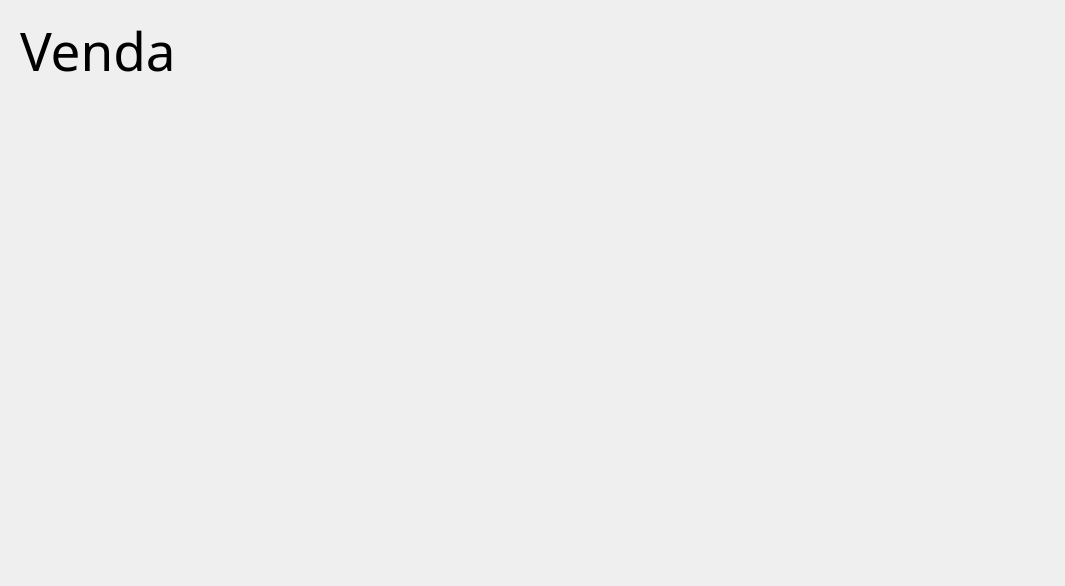
First picture: the form in src/view/CadastroVendaView.ui, repository juliaborgess18/farmacia-les, before the edit.
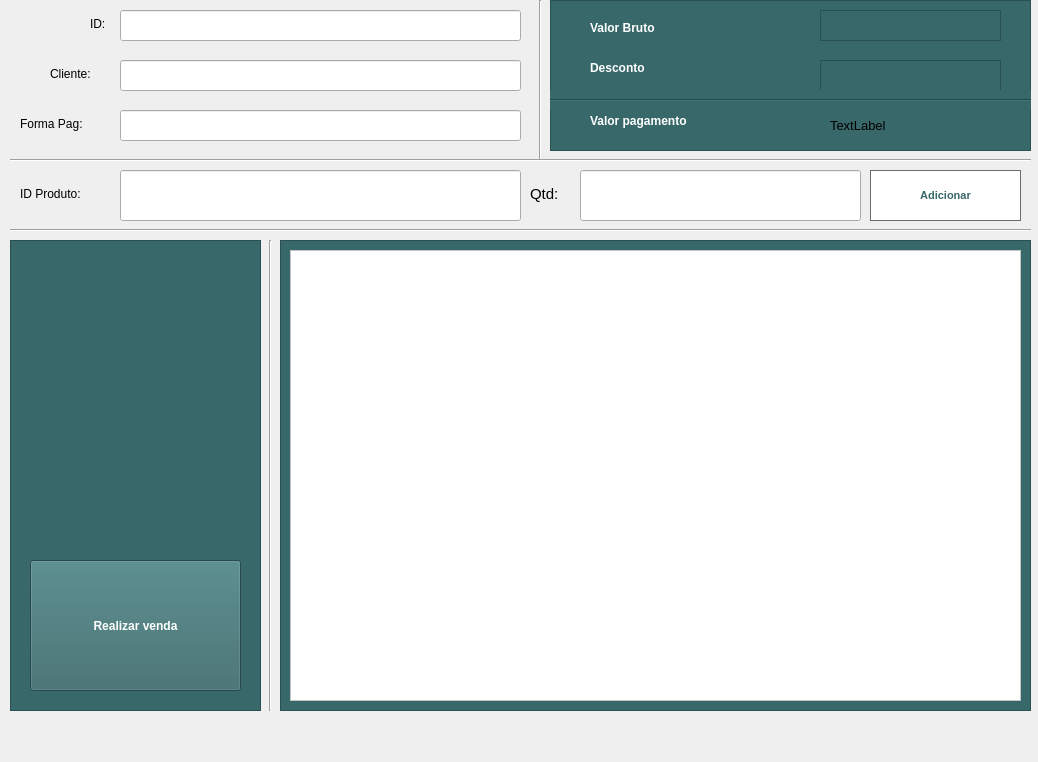
Second picture: the form after the edit.

The edit to the form file:
```diff
--- a/src/view/CadastroVendaView.ui
+++ b/src/view/CadastroVendaView.ui
@@ -6,36 +6,519 @@
    <rect>
     <x>0</x>
     <y>0</y>
-    <width>1065</width>
-    <height>586</height>
+    <width>1038</width>
+    <height>762</height>
    </rect>
   </property>
+  <property name="sizePolicy">
+   <sizepolicy hsizetype="Fixed" vsizetype="Preferred">
+    <horstretch>0</horstretch>
+    <verstretch>0</verstretch>
+   </sizepolicy>
+  </property>
   <property name="windowTitle">
    <string>Form</string>
   </property>
   <widget class="QLabel" name="label">
    <property name="geometry">
     <rect>
-     <x>20</x>
+     <x>50</x>
+     <y>60</y>
+     <width>61</width>
+     <height>28</height>
+    </rect>
+   </property>
+   <property name="styleSheet">
+    <string notr="true">font: 11pt &quot;Segoe UI&quot;;</string>
+   </property>
+   <property name="text">
+    <string>Cliente:</string>
+   </property>
+  </widget>
+  <widget class="QLineEdit" name="input_id_funcionario">
+   <property name="geometry">
+    <rect>
+     <x>120</x>
      <y>10</y>
-     <width>471</width>
-     <height>81</height>
+     <width>401</width>
+     <height>31</height>
     </rect>
    </property>
+  </widget>
+  <widget class="QLineEdit" name="input_id_forma_pagamento">
+   <property name="geometry">
+    <rect>
+     <x>120</x>
+     <y>110</y>
+     <width>401</width>
+     <height>31</height>
+    </rect>
+   </property>
+  </widget>
+  <widget class="Line" name="line_2">
+   <property name="geometry">
+    <rect>
+     <x>10</x>
+     <y>220</y>
+     <width>1021</width>
+     <height>20</height>
+    </rect>
+   </property>
+   <property name="orientation">
+    <enum>Qt::Horizontal</enum>
+   </property>
+  </widget>
+  <widget class="QLabel" name="label_3">
+   <property name="geometry">
+    <rect>
+     <x>90</x>
+     <y>10</y>
+     <width>21</width>
+     <height>28</height>
+    </rect>
+   </property>
+   <property name="styleSheet">
+    <string notr="true">font: 11pt &quot;Segoe UI&quot;;</string>
+   </property>
+   <property name="text">
+    <string>ID:</string>
+   </property>
+  </widget>
+  <widget class="QLineEdit" name="input_id_cliente">
+   <property name="geometry">
+    <rect>
+     <x>120</x>
+     <y>60</y>
+     <width>401</width>
+     <height>31</height>
+    </rect>
+   </property>
+  </widget>
+  <widget class="QLabel" name="label_10">
+   <property name="geometry">
+    <rect>
+     <x>20</x>
+     <y>110</y>
+     <width>91</width>
+     <height>28</height>
+    </rect>
+   </property>
+   <property name="styleSheet">
+    <string notr="true">font: 11pt &quot;Segoe UI&quot;;</string>
+   </property>
+   <property name="text">
+    <string>Forma Pag:</string>
+   </property>
+  </widget>
+  <widget class="QFrame" name="frame">
+   <property name="geometry">
+    <rect>
+     <x>550</x>
+     <y>0</y>
+     <width>481</width>
+     <height>151</height>
+    </rect>
+   </property>
+   <property name="styleSheet">
+    <string notr="true">background-color: rgb(56, 104, 106);</string>
+   </property>
+   <property name="frameShape">
+    <enum>QFrame::StyledPanel</enum>
+   </property>
+   <property name="frameShadow">
+    <enum>QFrame::Raised</enum>
+   </property>
+   <widget class="QFrame" name="frame_valor_bruto">
+    <property name="geometry">
+     <rect>
+      <x>270</x>
+      <y>10</y>
+      <width>181</width>
+      <height>31</height>
+     </rect>
+    </property>
+    <property name="frameShape">
+     <enum>QFrame::StyledPanel</enum>
+    </property>
+    <property name="frameShadow">
+     <enum>QFrame::Raised</enum>
+    </property>
+   </widget>
+   <widget class="QFrame" name="frame_valor_desconto">
+    <property name="geometry">
+     <rect>
+      <x>270</x>
+      <y>60</y>
+      <width>181</width>
+      <height>31</height>
+     </rect>
+    </property>
+    <property name="frameShape">
+     <enum>QFrame::StyledPanel</enum>
+    </property>
+    <property name="frameShadow">
+     <enum>QFrame::Raised</enum>
+    </property>
+   </widget>
+   <widget class="QLabel" name="label_2">
+    <property name="geometry">
+     <rect>
+      <x>40</x>
+      <y>20</y>
+      <width>111</width>
+      <height>16</height>
+     </rect>
+    </property>
+    <property name="font">
+     <font>
+      <pointsize>9</pointsize>
+      <weight>75</weight>
+      <bold>true</bold>
+     </font>
+    </property>
+    <property name="styleSheet">
+     <string notr="true">QLabel {color: rgb(255, 255, 255)}</string>
+    </property>
+    <property name="text">
+     <string>Valor Bruto</string>
+    </property>
+   </widget>
+   <widget class="QLabel" name="label_12">
+    <property name="geometry">
+     <rect>
+      <x>40</x>
+      <y>60</y>
+      <width>71</width>
+      <height>16</height>
+     </rect>
+    </property>
+    <property name="font">
+     <font>
+      <pointsize>9</pointsize>
+      <weight>75</weight>
+      <bold>true</bold>
+     </font>
+    </property>
+    <property name="styleSheet">
+     <string notr="true">QLabel {color: rgb(255, 255, 255)}</string>
+    </property>
+    <property name="text">
+     <string>Desconto</string>
+    </property>
+   </widget>
+   <widget class="QLabel" name="label_13">
+    <property name="geometry">
+     <rect>
+      <x>40</x>
+      <y>110</y>
+      <width>131</width>
+      <height>21</height>
+     </rect>
+    </property>
+    <property name="font">
+     <font>
+      <pointsize>9</pointsize>
+      <weight>75</weight>
+      <bold>true</bold>
+     </font>
+    </property>
+    <property name="styleSheet">
+     <string notr="true">QLabel {color: rgb(255, 255, 255)}</string>
+    </property>
+    <property name="text">
+     <string>Valor pagamento</string>
+    </property>
+   </widget>
+   <widget class="Line" name="line_3">
+    <property name="geometry">
+     <rect>
+      <x>0</x>
+      <y>90</y>
+      <width>481</width>
+      <height>20</height>
+     </rect>
+    </property>
+    <property name="styleSheet">
+     <string notr="true">QLabel {color: rgb(255, 255, 255)}</string>
+    </property>
+    <property name="orientation">
+     <enum>Qt::Horizontal</enum>
+    </property>
+   </widget>
+   <widget class="QLabel" name="label_valor_pagamento">
+    <property name="geometry">
+     <rect>
+      <x>280</x>
+      <y>115</y>
+      <width>161</width>
+      <height>21</height>
+     </rect>
+    </property>
+    <property name="font">
+     <font>
+      <pointsize>10</pointsize>
+     </font>
+    </property>
+    <property name="text">
+     <string>TextLabel</string>
+    </property>
+   </widget>
+  </widget>
+  <widget class="QFrame" name="frame_5">
+   <property name="geometry">
+    <rect>
+     <x>280</x>
+     <y>240</y>
+     <width>751</width>
+     <height>471</height>
+    </rect>
+   </property>
+   <property name="styleSheet">
+    <string notr="true">background-color: rgb(56, 104, 106);</string>
+   </property>
+   <property name="frameShape">
+    <enum>QFrame::StyledPanel</enum>
+   </property>
+   <property name="frameShadow">
+    <enum>QFrame::Raised</enum>
+   </property>
+   <widget class="QFrame" name="frame_9">
+    <property name="geometry">
+     <rect>
+      <x>10</x>
+      <y>10</y>
+      <width>731</width>
+      <height>451</height>
+     </rect>
+    </property>
+    <property name="styleSheet">
+     <string notr="true">background-color: rgb(255, 255, 255);</string>
+    </property>
+    <property name="frameShape">
+     <enum>QFrame::StyledPanel</enum>
+    </property>
+    <property name="frameShadow">
+     <enum>QFrame::Raised</enum>
+    </property>
+    <widget class="QListWidget" name="listWidget_produto">
+     <property name="geometry">
+      <rect>
+       <x>0</x>
+       <y>0</y>
+       <width>731</width>
+       <height>451</height>
+      </rect>
+     </property>
+     <property name="font">
+      <font>
+       <pointsize>10</pointsize>
+      </font>
+     </property>
+     <property name="autoFillBackground">
+      <bool>false</bool>
+     </property>
+     <property name="frameShadow">
+      <enum>QFrame::Plain</enum>
+     </property>
+     <property name="showDropIndicator" stdset="0">
+      <bool>true</bool>
+     </property>
+    </widget>
+   </widget>
+  </widget>
+  <widget class="QFrame" name="frame_7">
+   <property name="geometry">
+    <rect>
+     <x>10</x>
+     <y>240</y>
+     <width>251</width>
+     <height>471</height>
+    </rect>
+   </property>
+   <property name="styleSheet">
+    <string notr="true">background-color: rgb(56, 104, 106);</string>
+   </property>
+   <property name="frameShape">
+    <enum>QFrame::StyledPanel</enum>
+   </property>
+   <property name="frameShadow">
+    <enum>QFrame::Raised</enum>
+   </property>
+   <widget class="QPushButton" name="pushButton_venda">
+    <property name="geometry">
+     <rect>
+      <x>20</x>
+      <y>320</y>
+      <width>211</width>
+      <height>131</height>
+     </rect>
+    </property>
+    <property name="font">
+     <font>
+      <pointsize>9</pointsize>
+      <weight>75</weight>
+      <bold>true</bold>
+      <kerning>true</kerning>
+     </font>
+    </property>
+    <property name="autoFillBackground">
+     <bool>false</bool>
+    </property>
+    <property name="styleSheet">
+     <string notr="true">color: rgb(255, 255, 255)</string>
+    </property>
+    <property name="text">
+     <string>Realizar venda</string>
+    </property>
+   </widget>
+  </widget>
+  <widget class="Line" name="line_4">
+   <property name="geometry">
+    <rect>
+     <x>260</x>
+     <y>240</y>
+     <width>20</width>
+     <height>471</height>
+    </rect>
+   </property>
    <property name="font">
     <font>
-     <family>Segoe UI Black</family>
-     <pointsize>40</pointsize>
-     <underline>false</underline>
-     <strikeout>false</strikeout>
-     <kerning>true</kerning>
+     <pointsize>20</pointsize>
+     <weight>75</weight>
+     <bold>true</bold>
     </font>
    </property>
+   <property name="orientation">
+    <enum>Qt::Vertical</enum>
+   </property>
+  </widget>
+  <widget class="Line" name="line_5">
+   <property name="geometry">
+    <rect>
+     <x>530</x>
+     <y>0</y>
+     <width>20</width>
+     <height>161</height>
+    </rect>
+   </property>
+   <property name="font">
+    <font>
+     <pointsize>20</pointsize>
+     <weight>75</weight>
+     <bold>true</bold>
+    </font>
+   </property>
+   <property name="orientation">
+    <enum>Qt::Vertical</enum>
+   </property>
+  </widget>
+  <widget class="Line" name="line_6">
+   <property name="geometry">
+    <rect>
+     <x>10</x>
+     <y>150</y>
+     <width>1021</width>
+     <height>20</height>
+    </rect>
+   </property>
+   <property name="orientation">
+    <enum>Qt::Horizontal</enum>
+   </property>
+  </widget>
+  <widget class="QLineEdit" name="input_id_produto">
+   <property name="geometry">
+    <rect>
+     <x>120</x>
+     <y>170</y>
+     <width>401</width>
+     <height>51</height>
+    </rect>
+   </property>
+   <property name="text">
+    <string notr="true"/>
+   </property>
+  </widget>
+  <widget class="QPushButton" name="pushButton_item_venda">
+   <property name="geometry">
+    <rect>
+     <x>870</x>
+     <y>170</y>
+     <width>151</width>
+     <height>51</height>
+    </rect>
+   </property>
+   <property name="font">
+    <font>
+     <pointsize>8</pointsize>
+     <weight>75</weight>
+     <bold>true</bold>
+    </font>
+   </property>
    <property name="styleSheet">
+    <string notr="true">background-color: rgb(255, 255, 255);
+color: rgb(56, 104, 106);
+border:1px solid rgb(107, 107, 107);
+</string>
+   </property>
+   <property name="text">
+    <string notr="true">Adicionar</string>
+   </property>
+  </widget>
+  <widget class="QLabel" name="label_4">
+   <property name="geometry">
+    <rect>
+     <x>20</x>
+     <y>180</y>
+     <width>91</width>
+     <height>28</height>
+    </rect>
+   </property>
+   <property name="styleSheet">
+    <string notr="true">font: 11pt &quot;Segoe UI&quot;;</string>
+   </property>
+   <property name="text">
+    <string>ID Produto:</string>
+   </property>
+  </widget>
+  <widget class="QLineEdit" name="input_qtd_produto">
+   <property name="geometry">
+    <rect>
+     <x>580</x>
+     <y>170</y>
+     <width>281</width>
+     <height>51</height>
+    </rect>
+   </property>
+   <property name="text">
     <string notr="true"/>
    </property>
+  </widget>
+  <widget class="QLabel" name="label_5">
+   <property name="enabled">
+    <bool>true</bool>
+   </property>
+   <property name="geometry">
+    <rect>
+     <x>530</x>
+     <y>180</y>
+     <width>41</width>
+     <height>28</height>
+    </rect>
+   </property>
+   <property name="font">
+    <font>
+     <family>Segoe UI</family>
+     <pointsize>11</pointsize>
+     <weight>50</weight>
+     <italic>false</italic>
+     <bold>false</bold>
+    </font>
+   </property>
+   <property name="styleSheet">
+    <string notr="true">font: 11pt &quot;Segoe UI&quot;;</string>
+   </property>
    <property name="text">
-    <string>Venda</string>
+    <string>Qtd:</string>
    </property>
   </widget>
  </widget>
```
Left out of the diff: 2 changed lines with no effect on the pictures.
